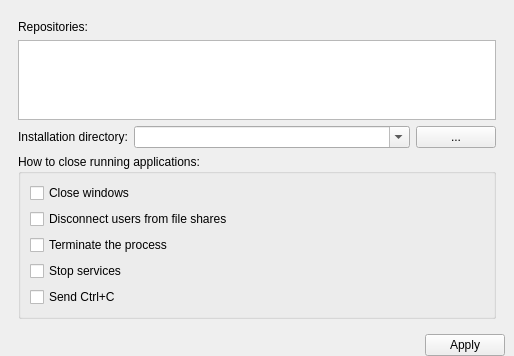
First picture: the form in npackdg/src/settingsframe.ui, repository npackd/npackd-cpp, before the edit.
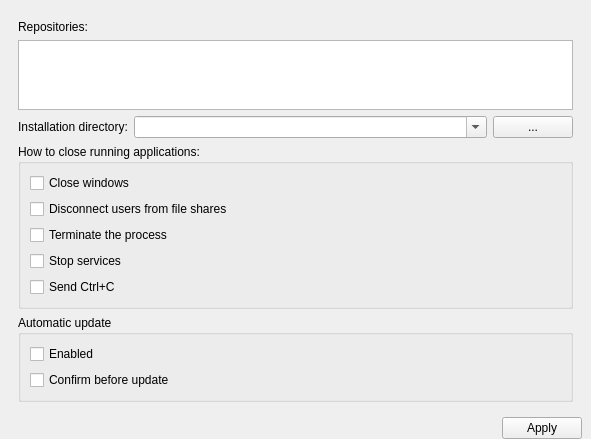
Second picture: the form after the edit.

Commit message: automatic update for packages (beginning)

Patch:
```diff
--- a/npackdg/src/settingsframe.ui
+++ b/npackdg/src/settingsframe.ui
@@ -6,8 +6,8 @@
    <rect>
     <x>0</x>
     <y>0</y>
-    <width>514</width>
-    <height>356</height>
+    <width>591</width>
+    <height>421</height>
    </rect>
   </property>
   <property name="windowTitle">
@@ -185,6 +185,29 @@
         </layout>
        </widget>
       </item>
+      <item>
+       <widget class="QGroupBox" name="groupBox_2">
+        <property name="title">
+         <string>Automatic update</string>
+        </property>
+        <layout class="QVBoxLayout" name="verticalLayout_4">
+         <item>
+          <widget class="QCheckBox" name="checkBox">
+           <property name="text">
+            <string>Enabled</string>
+           </property>
+          </widget>
+         </item>
+         <item>
+          <widget class="QCheckBox" name="checkBox_2">
+           <property name="text">
+            <string>Confirm before update</string>
+           </property>
+          </widget>
+         </item>
+        </layout>
+       </widget>
+      </item>
      </layout>
     </widget>
    </item>
```
The commit also changes 11 other files.
